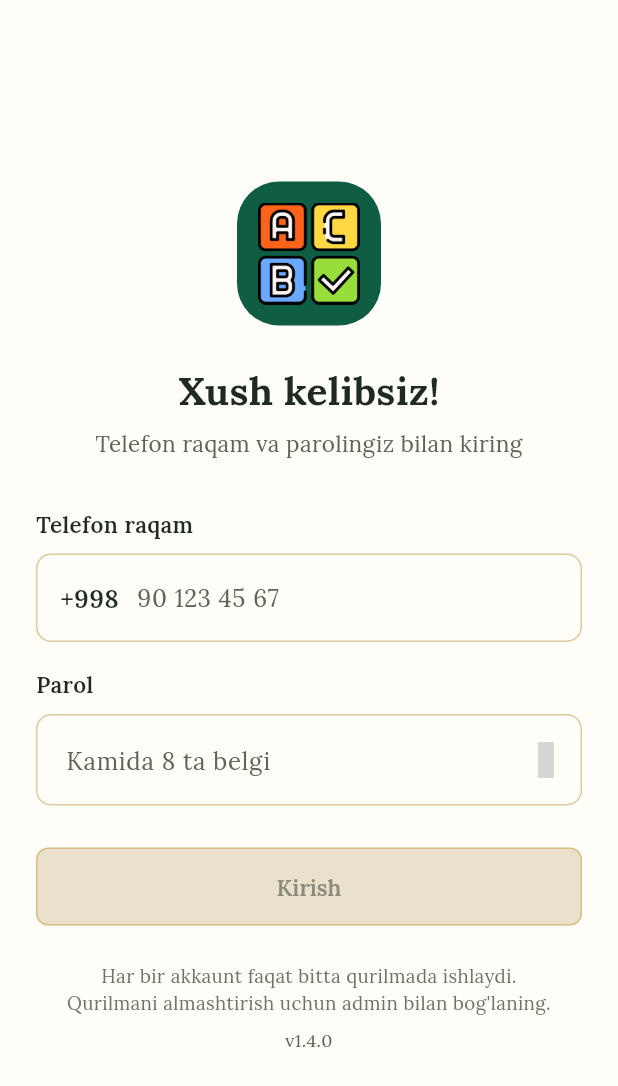
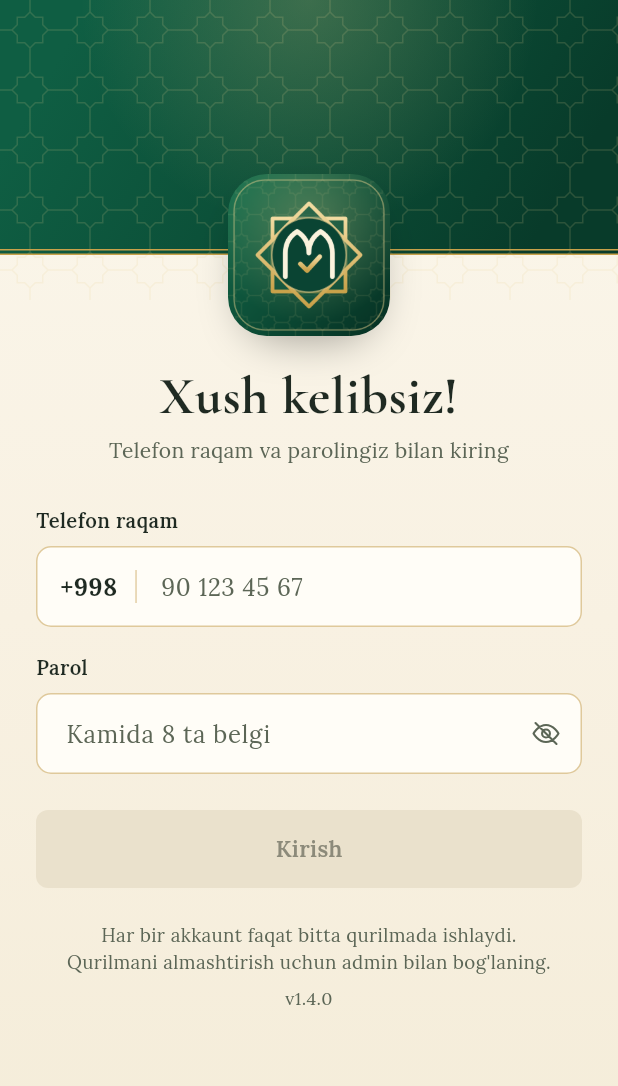
Before and after one commit to Muhammadumar2502/mahad, a Flutter app: the screen it shows after launch, on a phone screen of 412 x 824 dp. Shown: the top 1086 px of the screen. Run offline on Flutter 3.47's test engine with Material 3 defaults, Android fonts, the phone set to English and light mode, and no system bars; our stand-ins replace cached_network_image, device_info_plus, dio, flutter_dotenv, flutter_svg, get_storage and 4 more; missing offline and left inert: android_id; network calls fail; grey boxes are pictures that could not be loaded.

Commit message:
UI redesign phase 4d: Splash, Login, Update screens
- Splash: full girih band, gold Muhr seal, Cormorant title, gold spinner (timing unchanged)
- Login: band with the Muhr tile overlapping the edge, +998 prefix divider,
  animated error box, MahadButton loading state
- Update: framed card on the band, octagon import icon, version box

Co-Authored-By: Claude Opus 5.5 <noreply@anthropic.com>

```diff
--- a/mobile/lib/features/auth/login_screen.dart
+++ b/mobile/lib/features/auth/login_screen.dart
@@ -1,11 +1,13 @@
 import 'package:flutter/material.dart';
 import 'package:iconsax_flutter/iconsax_flutter.dart';
 import 'package:mask_text_input_formatter/mask_text_input_formatter.dart';
+import 'package:flutter/services.dart';
 
 import '../../core/api_client.dart';
 import '../../core/device.dart';
 import '../../core/session.dart';
 import '../../core/theme.dart';
+import '../../widgets/common.dart';
 import '../../data/repository.dart';
 import '../home/main_shell.dart';
 
@@ -73,34 +75,52 @@ class _LoginScreenState extends State<LoginScreen> {
 
   @override
   Widget build(BuildContext context) {
-    return Scaffold(
-      backgroundColor: AppColors.surface,
-      body: SafeArea(
-        child: Center(
+    final c = context.mc;
+    final mq = MediaQuery.of(context);
+    const band = 170.0;
+    return AnnotatedRegion<SystemUiOverlayStyle>(
+      value: SystemUiOverlayStyle.light.copyWith(statusBarColor: Colors.transparent),
+      child: Scaffold(
+        backgroundColor: c.pageFlat,
+        body: DecoratedBox(
+          decoration: BoxDecoration(gradient: c.pageGradient),
           child: SingleChildScrollView(
-            padding: const EdgeInsets.all(24),
+            child: ConstrainedBox(
+              constraints: BoxConstraints(minHeight: mq.size.height),
+              child: Stack(
+                children: [
+                  const BandBackground(height: band),
+                  Padding(
+                    padding: EdgeInsets.fromLTRB(24, band - 54, 24, 24 + mq.padding.bottom),
                     child: Column(
                       crossAxisAlignment: CrossAxisAlignment.stretch,
                       children: [
                         Center(
+                          child: FadeSlideIn(
                             child: Container(
-                    width: 96,
-                    height: 96,
-                    padding: const EdgeInsets.all(14),
-                    decoration: BoxDecoration(color: AppColors.primary, borderRadius: BorderRadius.circular(28)),
-                    child: Image.asset('assets/images/splash_logo.png'),
+                              width: 108,
+                              height: 108,
+                              decoration: BoxDecoration(
+                                borderRadius: BorderRadius.circular(26),
+                                boxShadow: [BoxShadow(color: Colors.black.withValues(alpha: 0.35), blurRadius: 24, offset: const Offset(0, 12), spreadRadius: -10)],
+                              ),
+                              child: ClipRRect(
+                                borderRadius: BorderRadius.circular(26),
+                                child: Image.asset('assets/logo/splash_logo_512.png', fit: BoxFit.cover),
                               ),
                             ),
-                const SizedBox(height: 24),
-                const Text('Xush kelibsiz!', textAlign: TextAlign.center, style: TextStyle(fontSize: 26, fontWeight: FontWeight.w700)),
+                          ),
+                        ),
+                        const SizedBox(height: 20),
+                        Text('Xush kelibsiz!', textAlign: TextAlign.center, style: AppTheme.display(36, FontWeight.w700, 40, c.ink)),
                         const SizedBox(height: 6),
                         Text(
                           'Telefon raqam va parolingiz bilan kiring',
                           textAlign: TextAlign.center,
-                  style: TextStyle(color: AppColors.textMuted),
+                          style: AppTheme.body(14, FontWeight.w400, 20, c.muted),
                         ),
-                const SizedBox(height: 32),
-                const Text('Telefon raqam', style: TextStyle(fontWeight: FontWeight.w600)),
+                        const SizedBox(height: 28),
+                        Text('Telefon raqam', style: AppTheme.body(13.5, FontWeight.w600, 18, c.ink)),
                         const SizedBox(height: 8),
                         TextField(
                           controller: _phone,
@@ -108,18 +128,26 @@ class _LoginScreenState extends State<LoginScreen> {
                           keyboardType: TextInputType.phone,
                           textInputAction: TextInputAction.next,
                           onChanged: (_) => setState(() {}),
-                  style: const TextStyle(fontSize: 17, fontWeight: FontWeight.w600),
-                  decoration: const InputDecoration(
+                          style: AppTheme.body(16.5, FontWeight.w500, 22, c.ink),
+                          decoration: InputDecoration(
                             hintText: '90 123 45 67',
+                            fillColor: c.inputBg,
                             prefixIcon: Padding(
-                      padding: EdgeInsets.only(left: 16, right: 8),
-                      child: Text('+998', style: TextStyle(fontSize: 17, fontWeight: FontWeight.w600)),
+                              padding: const EdgeInsets.only(left: 16, right: 12),
+                              child: Row(
+                                mainAxisSize: MainAxisSize.min,
+                                children: [
+                                  Text('+998', style: AppTheme.body(16.5, FontWeight.w700, 22, c.ink)),
+                                  const SizedBox(width: 12),
+                                  Container(width: 1, height: 22, color: c.hair),
+                                ],
                               ),
-                    prefixIconConstraints: BoxConstraints(minWidth: 0, minHeight: 0),
+                            ),
+                            prefixIconConstraints: const BoxConstraints(minWidth: 0, minHeight: 0),
                           ),
                         ),
                         const SizedBox(height: 18),
-                const Text('Parol', style: TextStyle(fontWeight: FontWeight.w600)),
+                        Text('Parol', style: AppTheme.body(13.5, FontWeight.w600, 18, c.ink)),
                         const SizedBox(height: 8),
                         TextField(
                           controller: _password,
@@ -127,44 +155,66 @@ class _LoginScreenState extends State<LoginScreen> {
                           textInputAction: TextInputAction.done,
                           onChanged: (_) => setState(() {}),
                           onSubmitted: (_) => _submit(),
+                          style: AppTheme.body(16.5, FontWeight.w500, 22, c.ink),
                           decoration: InputDecoration(
                             hintText: 'Kamida 8 ta belgi',
+                            fillColor: c.inputBg,
                             suffixIcon: IconButton(
-                      icon: Icon(_obscure ? Iconsax.eye_slash : Iconsax.eye),
+                              icon: AnimatedSwitcher(
+                                duration: const Duration(milliseconds: 180),
+                                child: MIcon(_obscure ? Iconsax.eye_slash : Iconsax.eye, key: ValueKey(_obscure), color: c.muted, size: 21),
+                              ),
                               onPressed: () => setState(() => _obscure = !_obscure),
                             ),
                           ),
                         ),
-                if (_error != null) ...[
-                  const SizedBox(height: 16),
-                  Container(
+                        AnimatedSize(
+                          duration: const Duration(milliseconds: 240),
+                          curve: Curves.easeOutCubic,
+                          child: _error == null
+                              ? const SizedBox(width: double.infinity)
+                              : Padding(
+                                  padding: const EdgeInsets.only(top: 16),
+                                  child: Container(
                                     padding: const EdgeInsets.all(12),
-                    decoration: BoxDecoration(color: AppColors.redSoft, borderRadius: BorderRadius.circular(12)),
+                                    decoration: BoxDecoration(
+                                      color: c.badTint,
+                                      borderRadius: BorderRadius.circular(10),
+                                      border: Border.all(color: c.bad.withValues(alpha: 0.5)),
+                                    ),
                                     child: Row(
                                       children: [
-                        Icon(Iconsax.danger, color: AppColors.red),
+                                        StarMedallion(
+                                          size: 24,
+                                          tone: MedallionTone.bad,
+                                          child: Text('!', style: AppTheme.body(12, FontWeight.w800, 14, c.bad)),
+                                        ),
                                         const SizedBox(width: 10),
-                        Expanded(child: Text(_error!, style: TextStyle(color: AppColors.red))),
+                                        Expanded(child: Text(_error!, style: AppTheme.body(13.5, FontWeight.w600, 19, c.badText))),
+                                      ],
+                                    ),
+                                  ),
+                                ),
+                        ),
+                        const SizedBox(height: 24),
+                        MahadButton(
+                          onPressed: _valid && !_loading ? _submit : null,
+                          loading: _loading,
+                          label: 'Kirish',
+                        ),
+                        const SizedBox(height: 22),
+                        Text(
+                          'Har bir akkaunt faqat bitta qurilmada ishlaydi.\nQurilmani almashtirish uchun admin bilan bog\'laning.',
+                          textAlign: TextAlign.center,
+                          style: AppTheme.body(12.5, FontWeight.w400, 18, c.muted),
+                        ),
+                        const SizedBox(height: 8),
+                        Text('v${DeviceData.appVersion}', textAlign: TextAlign.center, style: AppTheme.body(12, FontWeight.w400, 16, c.muted)),
                       ],
                     ),
                   ),
                 ],
-                const SizedBox(height: 28),
-                ElevatedButton(
-                  onPressed: _valid && !_loading ? _submit : null,
-                  child: _loading
-                      ? const SizedBox(width: 22, height: 22, child: CircularProgressIndicator(strokeWidth: 2.5, color: Colors.white))
-                      : const Text('Kirish'),
               ),
-                const SizedBox(height: 24),
-                Text(
-                  'Har bir akkaunt faqat bitta qurilmada ishlaydi.\nQurilmani almashtirish uchun admin bilan bog\'laning.',
-                  textAlign: TextAlign.center,
-                  style: TextStyle(color: AppColors.textMuted.withValues(alpha: 0.9), fontSize: 12.5),
-                ),
-                const SizedBox(height: 8),
-                Text('v${DeviceData.appVersion}', textAlign: TextAlign.center, style: TextStyle(color: AppColors.textMuted, fontSize: 12)),
-              ],
             ),
           ),
         ),
```
Also changed, not shown: mobile/lib/features/auth/splash_screen.dart (+26 -18 lines), mobile/lib/features/auth/update_screen.dart (+38 -38 lines). Lines whose indentation alone changed are shown as unchanged.
